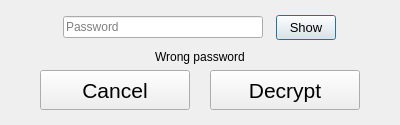
Old version of the form promptpassword.ui in the repository someretical/TheoreticalDiary.
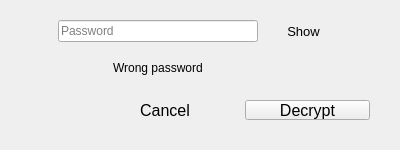
New version of the form.

The edit to the form file:
```diff
--- a/promptpassword.ui
+++ b/promptpassword.ui
@@ -7,7 +7,7 @@
     <x>0</x>
     <y>0</y>
     <width>400</width>
-    <height>125</height>
+    <height>150</height>
    </rect>
   </property>
   <property name="sizePolicy">
@@ -19,13 +19,13 @@
   <property name="minimumSize">
    <size>
     <width>400</width>
-    <height>125</height>
+    <height>150</height>
    </size>
   </property>
   <property name="maximumSize">
    <size>
     <width>400</width>
-    <height>125</height>
+    <height>150</height>
    </size>
   </property>
   <property name="windowTitle">
@@ -39,7 +39,7 @@
     <number>0</number>
    </property>
    <property name="topMargin">
-    <number>15</number>
+    <number>20</number>
    </property>
    <property name="rightMargin">
     <number>0</number>
@@ -48,17 +48,20 @@
     <number>0</number>
    </property>
    <item>
-    <layout class="QHBoxLayout" name="horizontalLayout_2">
-     <property name="spacing">
-      <number>0</number>
-     </property>
+    <layout class="QGridLayout" name="gridLayout">
      <property name="leftMargin">
       <number>50</number>
      </property>
      <property name="rightMargin">
       <number>50</number>
      </property>
-     <item>
+     <property name="horizontalSpacing">
+      <number>0</number>
+     </property>
+     <property name="verticalSpacing">
+      <number>10</number>
+     </property>
+     <item row="0" column="0">
       <widget class="QLineEdit" name="password_box">
        <property name="sizePolicy">
         <sizepolicy hsizetype="Minimum" vsizetype="Fixed">
@@ -95,7 +98,7 @@
        </property>
       </widget>
      </item>
-     <item>
+     <item row="0" column="1">
       <widget class="QPushButton" name="show">
        <property name="sizePolicy">
         <sizepolicy hsizetype="Fixed" vsizetype="Fixed">
@@ -105,14 +108,14 @@
        </property>
        <property name="minimumSize">
         <size>
-         <width>60</width>
-         <height>25</height>
+         <width>75</width>
+         <height>20</height>
         </size>
        </property>
        <property name="maximumSize">
         <size>
-         <width>60</width>
-         <height>25</height>
+         <width>75</width>
+         <height>20</height>
         </size>
        </property>
        <property name="font">
@@ -123,42 +126,29 @@
        <property name="text">
         <string>Show</string>
        </property>
+       <property name="flat">
+        <bool>true</bool>
+       </property>
+      </widget>
+     </item>
+     <item row="1" column="0" alignment="Qt::AlignHCenter|Qt::AlignVCenter">
+      <widget class="QLabel" name="wrong_password">
+       <property name="font">
+        <font>
+         <pointsize>9</pointsize>
+        </font>
+       </property>
+       <property name="text">
+        <string>Wrong password</string>
+       </property>
       </widget>
      </item>
     </layout>
    </item>
-   <item>
-    <spacer name="verticalSpacer">
-     <property name="orientation">
-      <enum>Qt::Vertical</enum>
-     </property>
-     <property name="sizeType">
-      <enum>QSizePolicy::Fixed</enum>
-     </property>
-     <property name="sizeHint" stdset="0">
-      <size>
-       <width>20</width>
-       <height>5</height>
-      </size>
-     </property>
-    </spacer>
-   </item>
-   <item alignment="Qt::AlignHCenter|Qt::AlignVCenter">
-    <widget class="QLabel" name="wrong_password">
-     <property name="font">
-      <font>
-       <pointsize>9</pointsize>
-      </font>
-     </property>
-     <property name="text">
-      <string>Wrong password</string>
-     </property>
-    </widget>
-   </item>
    <item>
     <layout class="QHBoxLayout" name="horizontalLayout">
      <property name="spacing">
-      <number>0</number>
+      <number>30</number>
      </property>
      <property name="leftMargin">
       <number>30</number>
@@ -172,6 +162,19 @@
      <property name="bottomMargin">
       <number>15</number>
      </property>
+     <item>
+      <spacer name="horizontalSpacer">
+       <property name="orientation">
+        <enum>Qt::Horizontal</enum>
+       </property>
+       <property name="sizeHint" stdset="0">
+        <size>
+         <width>40</width>
+         <height>20</height>
+        </size>
+       </property>
+      </spacer>
+     </item>
      <item alignment="Qt::AlignHCenter|Qt::AlignVCenter">
       <widget class="QPushButton" name="cancel_button">
        <property name="sizePolicy">
@@ -182,18 +185,27 @@
        </property>
        <property name="minimumSize">
         <size>
-         <width>150</width>
-         <height>40</height>
+         <width>100</width>
+         <height>20</height>
+        </size>
+       </property>
+       <property name="maximumSize">
+        <size>
+         <width>100</width>
+         <height>20</height>
         </size>
        </property>
        <property name="font">
         <font>
-         <pointsize>16</pointsize>
+         <pointsize>12</pointsize>
         </font>
        </property>
        <property name="text">
         <string>Cancel</string>
        </property>
+       <property name="flat">
+        <bool>true</bool>
+       </property>
       </widget>
      </item>
      <item alignment="Qt::AlignHCenter|Qt::AlignVCenter">
@@ -206,13 +218,19 @@
        </property>
        <property name="minimumSize">
         <size>
-         <width>150</width>
-         <height>40</height>
+         <width>125</width>
+         <height>20</height>
+        </size>
+       </property>
+       <property name="maximumSize">
+        <size>
+         <width>125</width>
+         <height>20</height>
         </size>
        </property>
        <property name="font">
         <font>
-         <pointsize>16</pointsize>
+         <pointsize>12</pointsize>
         </font>
        </property>
        <property name="text">
```
